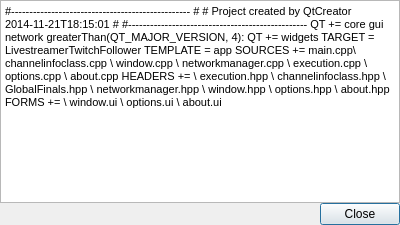
Before: the Qt Designer form GUI/about.ui in Etheras/LivestreamerQtFront, drawn with Qt 5.
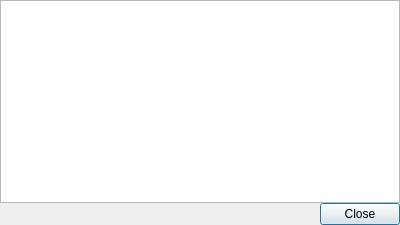
After: the same form once the commit is applied.

```diff
--- a/GUI/about.ui
+++ b/GUI/about.ui
@@ -31,23 +31,8 @@
    </property>
    <item>
     <widget class="QTextBrowser" name="AboutText">
-     <property name="sizePolicy">
-      <sizepolicy hsizetype="MinimumExpanding" vsizetype="MinimumExpanding">
-       <horstretch>0</horstretch>
-       <verstretch>0</verstretch>
-      </sizepolicy>
-     </property>
-     <property name="html">
-      <string>&lt;!DOCTYPE HTML PUBLIC &quot;-//W3C//DTD HTML 4.0//EN&quot; &quot;http://www.w3.org/TR/REC-html40/strict.dtd&quot;&gt;
-&lt;html&gt;&lt;head&gt;&lt;meta name=&quot;qrichtext&quot; content=&quot;1&quot; /&gt;&lt;style type=&quot;text/css&quot;&gt;
-p, li { white-space: pre-wrap; }
-&lt;/style&gt;&lt;/head&gt;&lt;body style=&quot; font-family:'MS Shell Dlg 2'; font-size:8.25pt; font-weight:400; font-style:normal;&quot;&gt;
-&lt;p style=&quot; margin-top:0px; margin-bottom:0px; margin-left:0px; margin-right:0px; -qt-block-indent:0; text-indent:0px;&quot;&gt;#------------------------------------------------- # # Project created by QtCreator 2014-11-21T18:15:01 # #------------------------------------------------- QT += core gui network greaterThan(QT_MAJOR_VERSION, 4): QT += widgets TARGET = LivestreamerTwitchFollower TEMPLATE = app SOURCES += main.cpp\ channelinfoclass.cpp \ window.cpp \ networkmanager.cpp \ execution.cpp \ options.cpp \ about.cpp HEADERS += \ execution.hpp \ channelinfoclass.hpp \ GlobalFinals.hpp \ networkmanager.hpp \ window.hpp \ options.hpp \ about.hpp FORMS += \ window.ui \ options.ui \ about.ui &lt;/p&gt;&lt;/body&gt;&lt;/html&gt;</string>
-     </property>
-     <property name="source">
-      <url>
-       <string>file:///D:/workcorner/Projects/LiveJTFI/LiveJTFI.pro</string>
-      </url>
+     <property name="openExternalLinks">
+      <bool>false</bool>
      </property>
     </widget>
    </item>
```
